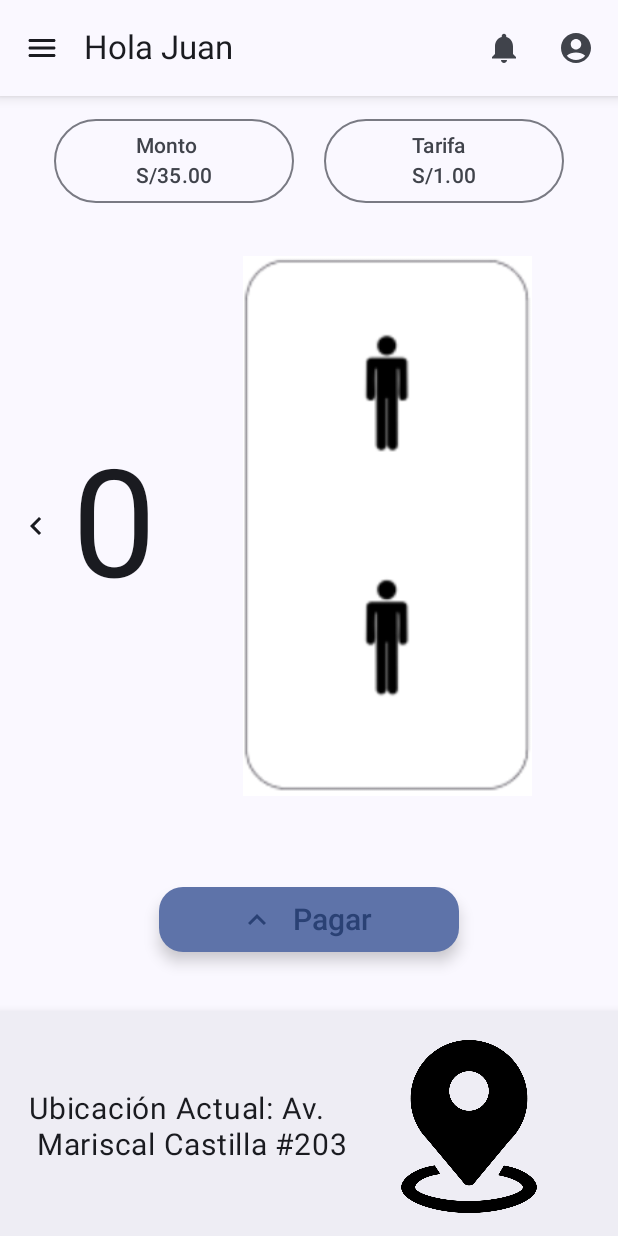
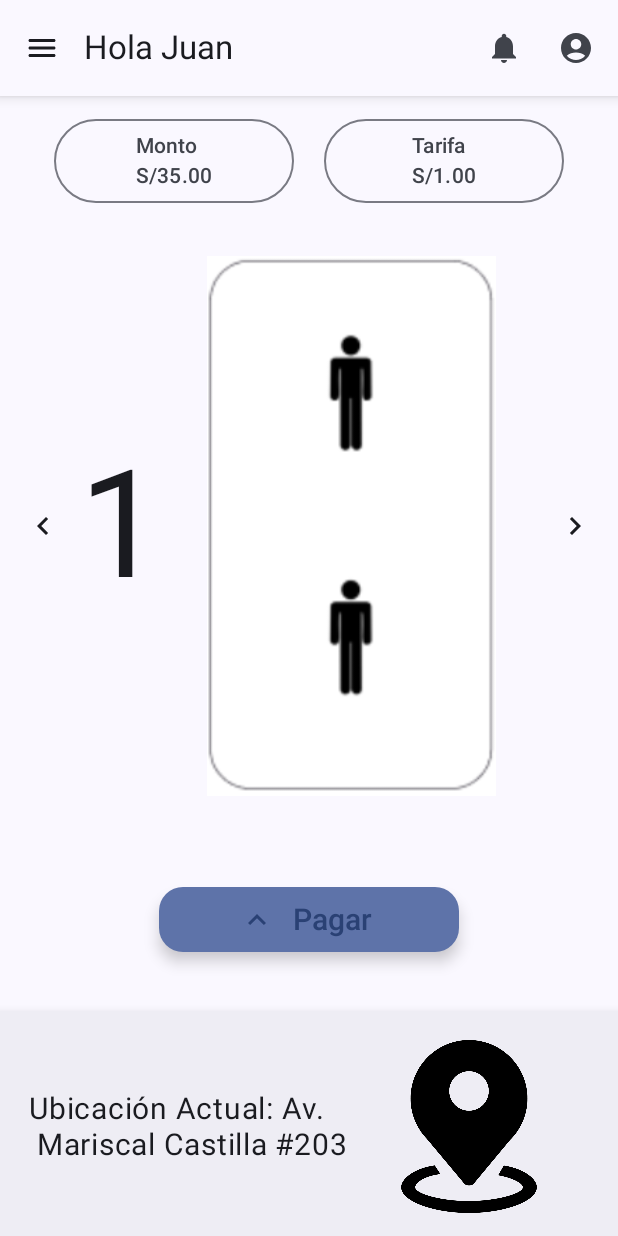
Before and after one commit to Zamata/APPLuka, an Android app built with Jetpack Compose: the screen it shows after launch (MainActivity), after a tap on "Minus", on a phone screen of 412 x 824 dp. Run offline under Robolectric (Android 15) with nearby library versions, the phone set to English and light mode, and no system bars.

Commit message:
Modify MainScreen-MinusPlus

```diff
--- a/app/src/main/java/com/puyodev/luka/screens/MainScreen.kt
+++ b/app/src/main/java/com/puyodev/luka/screens/MainScreen.kt
@@ -139,10 +139,11 @@ fun AppContent(navController: NavController) {
         ) {
             Row (
                 modifier = Modifier.fillMaxWidth(),
+                horizontalArrangement = Arrangement.Center,
                 verticalAlignment = Alignment.CenterVertically // Centra verticalmente el contenido del Row
             ){
                 IconButton(onClick = {
-                    if (valor > 0) valor-- // Resta 1 si valor es mayor que 0 - limite 1
+                    if (valor > 1) valor-- // Resta 1 si valor es mayor que 0 - limite 1
                 }) {
                     Icon(Icons.AutoMirrored.Filled.KeyboardArrowLeft, contentDescription = "Minus")
                 }
@@ -152,12 +153,12 @@ fun AppContent(navController: NavController) {
                     contentDescription = null,
                     modifier = Modifier
                         .padding(0.dp)
-                        .size(360.dp) // Tamaño personalizado para la imagen centrada
+                        .size(250.dp,360.dp) // Tamaño personalizado para la imagen centrada
                 )
                 IconButton(onClick = {
-                    if (valor < 10) valor++ // Suma 1 si valor es menor a 10 - limite 10
+                    if (valor < 9) valor++ // Suma 1 si valor es menor a 10 - limite 10
                 }) {
-                    Icon(Icons.AutoMirrored.Filled.KeyboardArrowLeft, contentDescription = "Plus")
+                    Icon(Icons.AutoMirrored.Filled.KeyboardArrowRight, contentDescription = "Plus")
                 }
             }
         }
--- a/app/src/main/java/com/puyodev/luka/screens/SplashScreen.kt
+++ b/app/src/main/java/com/puyodev/luka/screens/SplashScreen.kt
@@ -19,7 +19,7 @@ import kotlinx.coroutines.delay
 @Composable
 fun AnimationLoadScreen(navController : NavController) {
     LaunchedEffect(key1 = true) {
-        delay( 2500)
+        delay( 1000)
         navController.popBackStack()//para evitar retroceso a splashscreen
         navController.navigate(AppScreens.MainScreen.route)//va a pantalla principal
     }
```
